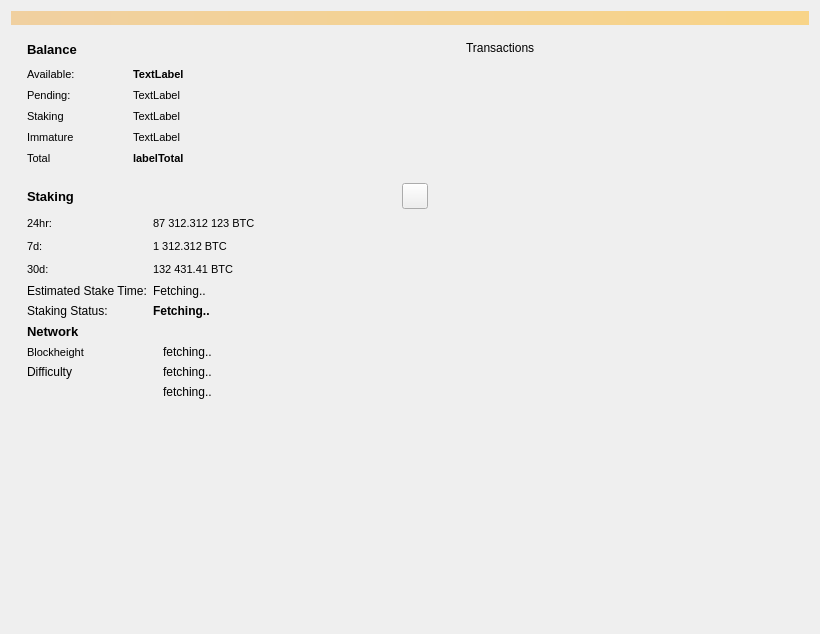
Above: src/qt/forms/overviewpage.ui from TrezarCoin/TrezarCoin before the change. Below: the same form after it.
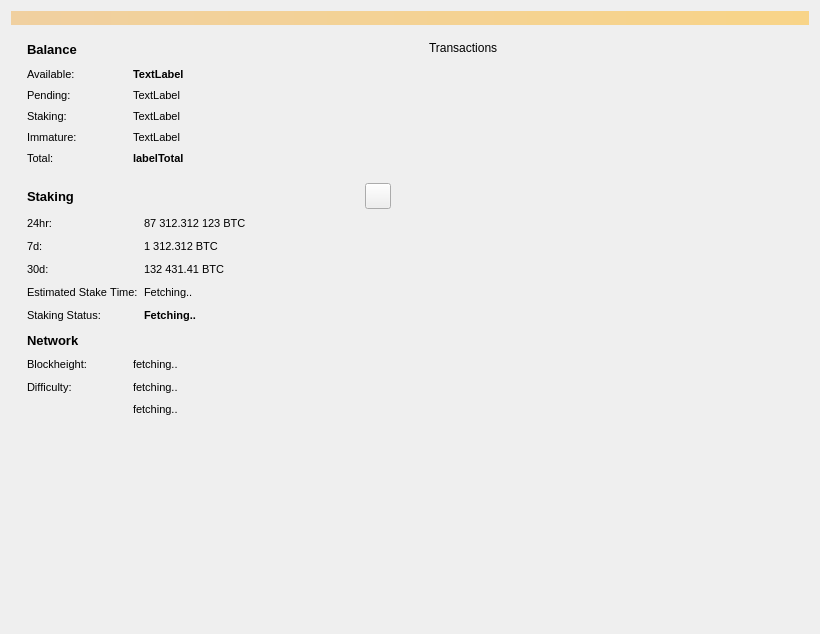
That is the form after the change. Custom widgets are drawn as their Qt base class.

```diff
--- a/src/qt/forms/overviewpage.ui
+++ b/src/qt/forms/overviewpage.ui
@@ -295,7 +295,7 @@
               </font>
              </property>
              <property name="text">
-              <string>Immature</string>
+              <string>Immature:</string>
              </property>
              <property name="alignment">
               <set>Qt::AlignLeading|Qt::AlignLeft|Qt::AlignVCenter</set>
@@ -349,7 +349,7 @@
               </font>
              </property>
              <property name="text">
-              <string>Total</string>
+              <string>Total:</string>
              </property>
              <property name="alignment">
               <set>Qt::AlignLeading|Qt::AlignLeft|Qt::AlignVCenter</set>
@@ -421,7 +421,7 @@
               </font>
              </property>
              <property name="text">
-              <string>Staking</string>
+              <string>Staking:</string>
              </property>
              <property name="alignment">
               <set>Qt::AlignLeading|Qt::AlignLeft|Qt::AlignVCenter</set>
@@ -696,6 +696,33 @@
            </item>
            <item row="5" column="0">
             <widget class="QLabel" name="label_3">
+             <property name="sizePolicy">
+              <sizepolicy hsizetype="Minimum" vsizetype="Preferred">
+               <horstretch>0</horstretch>
+               <verstretch>0</verstretch>
+              </sizepolicy>
+             </property>
+             <property name="minimumSize">
+              <size>
+               <width>100</width>
+               <height>17</height>
+              </size>
+             </property>
+             <property name="maximumSize">
+              <size>
+               <width>100</width>
+               <height>17</height>
+              </size>
+             </property>
+             <property name="font">
+              <font>
+               <pointsize>8</pointsize>
+               <weight>50</weight>
+               <bold>false</bold>
+               <stylestrategy>PreferAntialias</stylestrategy>
+               <kerning>false</kerning>
+              </font>
+             </property>
              <property name="text">
               <string>Staking Status:</string>
              </property>
@@ -703,10 +730,18 @@
            </item>
            <item row="5" column="1">
             <widget class="QLabel" name="labelStakingStatus">
+             <property name="sizePolicy">
+              <sizepolicy hsizetype="Preferred" vsizetype="Preferred">
+               <horstretch>0</horstretch>
+               <verstretch>0</verstretch>
+              </sizepolicy>
+             </property>
              <property name="font">
               <font>
+               <pointsize>8</pointsize>
                <weight>75</weight>
                <bold>true</bold>
+               <stylestrategy>PreferAntialias</stylestrategy>
               </font>
              </property>
              <property name="text">
@@ -717,22 +752,22 @@
            <item row="4" column="1">
             <widget class="QLabel" name="stakingStatusLabel">
              <property name="sizePolicy">
-              <sizepolicy hsizetype="Expanding" vsizetype="Preferred">
+              <sizepolicy hsizetype="Preferred" vsizetype="Preferred">
                <horstretch>0</horstretch>
                <verstretch>0</verstretch>
               </sizepolicy>
              </property>
              <property name="minimumSize">
               <size>
-               <width>235</width>
+               <width>0</width>
                <height>0</height>
               </size>
              </property>
-             <property name="maximumSize">
-              <size>
-               <width>100</width>
-               <height>80</height>
-              </size>
+             <property name="font">
+              <font>
+               <pointsize>8</pointsize>
+               <stylestrategy>PreferAntialias</stylestrategy>
+              </font>
              </property>
              <property name="text">
               <string>Fetching..</string>
@@ -744,6 +779,33 @@
            </item>
            <item row="4" column="0">
             <widget class="QLabel" name="label_15">
+             <property name="sizePolicy">
+              <sizepolicy hsizetype="Minimum" vsizetype="Preferred">
+               <horstretch>0</horstretch>
+               <verstretch>0</verstretch>
+              </sizepolicy>
+             </property>
+             <property name="minimumSize">
+              <size>
+               <width>100</width>
+               <height>17</height>
+              </size>
+             </property>
+             <property name="maximumSize">
+              <size>
+               <width>130</width>
+               <height>17</height>
+              </size>
+             </property>
+             <property name="font">
+              <font>
+               <pointsize>8</pointsize>
+               <weight>50</weight>
+               <bold>false</bold>
+               <stylestrategy>PreferAntialias</stylestrategy>
+               <kerning>false</kerning>
+              </font>
+             </property>
              <property name="text">
               <string>Estimated Stake Time:</string>
              </property>
@@ -767,21 +829,41 @@
         </layout>
        </item>
        <item>
-        <widget class="QLabel" name="label">
-         <property name="font">
-          <font>
-           <pointsize>10</pointsize>
-           <weight>75</weight>
-           <bold>true</bold>
-          </font>
+        <layout class="QHBoxLayout" name="horizontalLayout_9">
+         <property name="topMargin">
+          <number>0</number>
          </property>
-         <property name="text">
-          <string>Network</string>
-         </property>
-        </widget>
+         <item>
+          <widget class="QLabel" name="label">
+           <property name="font">
+            <font>
+             <pointsize>10</pointsize>
+             <weight>75</weight>
+             <bold>true</bold>
+            </font>
+           </property>
+           <property name="text">
+            <string>Network</string>
+           </property>
+          </widget>
+         </item>
+         <item>
+          <spacer name="horizontalSpacer_3">
+           <property name="orientation">
+            <enum>Qt::Horizontal</enum>
+           </property>
+           <property name="sizeHint" stdset="0">
+            <size>
+             <width>40</width>
+             <height>20</height>
+            </size>
+           </property>
+          </spacer>
+         </item>
+        </layout>
        </item>
        <item>
-        <layout class="QHBoxLayout" name="horizontalLayout_8">
+        <layout class="QHBoxLayout" name="horizontalLayout_8" stretch="0,0">
          <property name="leftMargin">
           <number>0</number>
          </property>
@@ -804,24 +886,46 @@
            </property>
            <item row="1" column="0">
             <widget class="QLabel" name="label_6">
+             <property name="sizePolicy">
+              <sizepolicy hsizetype="Minimum" vsizetype="Preferred">
+               <horstretch>0</horstretch>
+               <verstretch>0</verstretch>
+              </sizepolicy>
+             </property>
              <property name="minimumSize">
               <size>
-               <width>130</width>
-               <height>0</height>
+               <width>100</width>
+               <height>17</height>
+              </size>
+             </property>
+             <property name="maximumSize">
+              <size>
+               <width>100</width>
+               <height>17</height>
               </size>
              </property>
              <property name="font">
               <font>
                <pointsize>8</pointsize>
+               <weight>50</weight>
+               <bold>false</bold>
+               <stylestrategy>PreferAntialias</stylestrategy>
+               <kerning>false</kerning>
               </font>
              </property>
              <property name="text">
-              <string>Blockheight</string>
+              <string>Blockheight:</string>
              </property>
             </widget>
            </item>
            <item row="1" column="1">
             <widget class="QLabel" name="label_Blockheight">
+             <property name="font">
+              <font>
+               <pointsize>8</pointsize>
+               <stylestrategy>PreferAntialias</stylestrategy>
+              </font>
+             </property>
              <property name="text">
               <string>fetching..</string>
              </property>
@@ -829,19 +933,46 @@
            </item>
            <item row="2" column="0">
             <widget class="QLabel" name="label_2">
+             <property name="sizePolicy">
+              <sizepolicy hsizetype="Minimum" vsizetype="Preferred">
+               <horstretch>0</horstretch>
+               <verstretch>0</verstretch>
+              </sizepolicy>
+             </property>
              <property name="minimumSize">
               <size>
-               <width>130</width>
-               <height>0</height>
+               <width>100</width>
+               <height>17</height>
               </size>
              </property>
+             <property name="maximumSize">
+              <size>
+               <width>100</width>
+               <height>17</height>
+              </size>
+             </property>
+             <property name="font">
+              <font>
+               <pointsize>8</pointsize>
+               <weight>50</weight>
+               <bold>false</bold>
+               <stylestrategy>PreferAntialias</stylestrategy>
+               <kerning>false</kerning>
+              </font>
+             </property>
              <property name="text">
-              <string>Difficulty</string>
+              <string>Difficulty:</string>
              </property>
             </widget>
            </item>
            <item row="2" column="1">
             <widget class="QLabel" name="label_DiffPoW">
+             <property name="font">
+              <font>
+               <pointsize>8</pointsize>
+               <stylestrategy>PreferAntialias</stylestrategy>
+              </font>
+             </property>
              <property name="text">
               <string>fetching..</string>
              </property>
@@ -856,6 +987,12 @@
            </item>
            <item row="3" column="1">
             <widget class="QLabel" name="label_DiffPoS">
+             <property name="font">
+              <font>
+               <pointsize>8</pointsize>
+               <stylestrategy>PreferAntialias</stylestrategy>
+              </font>
+             </property>
              <property name="text">
               <string>fetching..</string>
              </property>
@@ -863,6 +1000,19 @@
            </item>
           </layout>
          </item>
+         <item>
+          <spacer name="horizontalSpacer_4">
+           <property name="orientation">
+            <enum>Qt::Horizontal</enum>
+           </property>
+           <property name="sizeHint" stdset="0">
+            <size>
+             <width>40</width>
+             <height>20</height>
+            </size>
+           </property>
+          </spacer>
+         </item>
         </layout>
        </item>
        <item>
```
